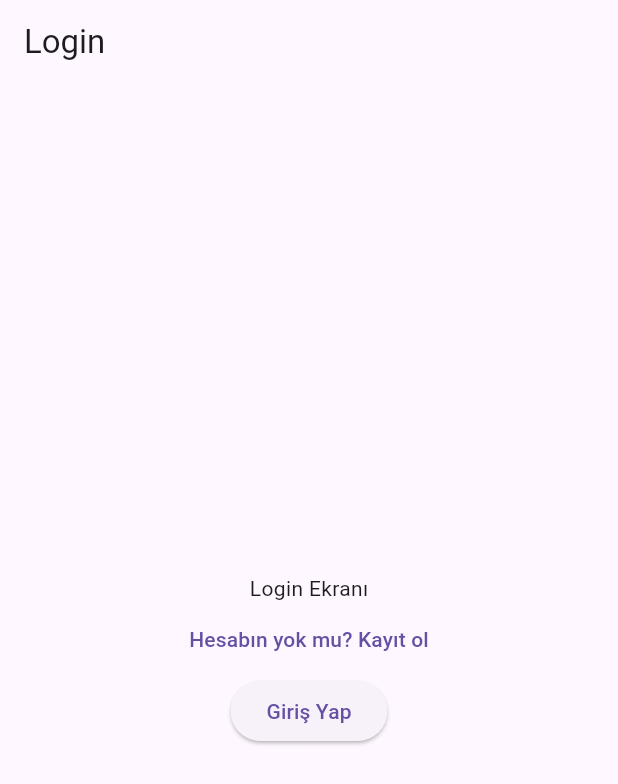
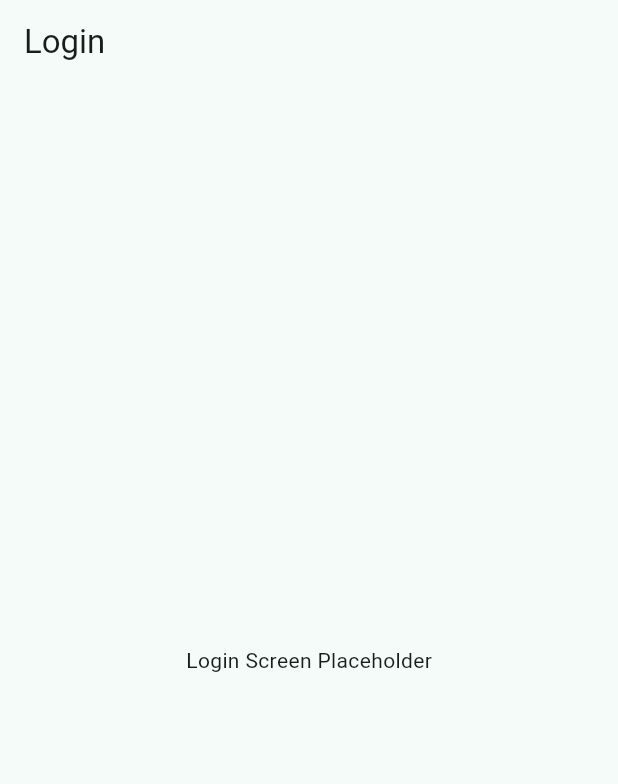
Before and after one commit to emrnel/todo_social, a Flutter app: the screen it shows after launch, on a phone screen of 412 x 824 dp. Shown: the top 784 px of the screen. Run offline on Flutter 3.47's test engine with Material 3 defaults, Android fonts, the phone set to English and light mode, and no system bars; our stand-ins replace flutter_riverpod, go_router.

Commit message:
feat(core): CORE:3 Set up Riverpod, app shell, and navigation [EMRE T.]

```diff
--- a/lib/app.dart
+++ b/lib/app.dart
@@ -1,29 +1,39 @@
 // lib/app.dart
 import 'package:flutter/material.dart';
-import 'package:flutter_riverpod/flutter_riverpod.dart';
-import 'package:todo_social/core/navigation/app_router.dart';
-// TODO: Tema dosyalarını import et (lib/core/theme/app_theme.dart)
+import 'package:todo_social/features/splash/presentation/screens/splash_screen.dart'; // Import splash screen
+import 'package:todo_social/features/auth/presentation/screens/login_screen.dart';   // Import login screen
+import 'package:todo_social/features/home/presentation/screens/home_screen.dart';   // Import home screen
 
-class App extends ConsumerWidget {
+// This is the root widget 'App' that main.dart calls.
+class App extends StatelessWidget {
   const App({super.key});
 
   @override
-  Widget build(BuildContext context, WidgetRef ref) {
-    // Oluşturduğumuz router provider'ını 'watch' (izle)
-    final router = ref.watch(appRouterProvider);
+  Widget build(BuildContext context) {
+    return MaterialApp(
+      // App title used by the OS
+      title: 'Todo Social',
 
-    return MaterialApp.router(
-      title: 'Todo Social',
+      // Hides the debug banner
       debugShowCheckedModeBanner: false,
 
-      // Tema ayarları (Dosya yapından)
-      // theme: AppTheme.lightTheme,
-      // darkTheme: AppTheme.darkTheme,
+      // Defines the overall visual theme
+      theme: ThemeData(
+        useMaterial3: true,
+        colorScheme: ColorScheme.fromSeed(seedColor: Colors.teal),
+        visualDensity: VisualDensity.adaptivePlatformDensity,
+      ),
 
-      // GoRouter yapılandırması
-      routerDelegate: router.routerDelegate,
-      routeInformationParser: router.routeInformationParser,
-      routeInformationProvider: router.routeInformationProvider,
+      // Define all named routes for navigation
+      routes: {
+        '/': (context) => const SplashScreen(),
+        '/login': (context) => const LoginScreen(),
+        '/home': (context) => const HomeScreen(),
+        // Add '/register': (context) => const RegisterScreen() later
+      },
+
+      // The first route to show when the app starts
+      initialRoute: '/',
     );
   }
 }
--- a/lib/features/auth/presentation/screens/login_screen.dart
+++ b/lib/features/auth/presentation/screens/login_screen.dart
@@ -1,37 +1,16 @@
 import 'package:flutter/material.dart';
-import 'package:go_router/go_router.dart';
-import 'package:todo_social/core/navigation/routes.dart';
-
-// Geçici olarak bu şekilde, gerçeğini implemente ederseniz.
-// (App router hata vermesin diye) - Emre Senel
-
+// Placeholder Login Screen
 class LoginScreen extends StatelessWidget {
   const LoginScreen({super.key});
 
   @override
   Widget build(BuildContext context) {
     return Scaffold(
-      appBar: AppBar(title: const Text("Login")),
-      body: Center(
-        child: Column(
-          mainAxisAlignment: MainAxisAlignment.center,
-          children: [
-            const Text("Login Ekranı"),
-            // Login'den Register'a geçişi sağla
-            TextButton(
-              onPressed: () => context.push(Routes.register),
-              child: const Text("Hesabın yok mu? Kayıt ol"),
-            ),
-            // Simülasyon için:
-            ElevatedButton(
-                onPressed: () {
-                  // TODO: Emre T.'nin (AUTH-2/3) login servisi çağrılacak
-                  // ve authProvider.notifier.login("token") tetiklenecek
-                },
-                child: const Text("Giriş Yap"))
-          ],
-        ),
+      appBar: AppBar(title: const Text('Login')),
+      body: const Center(
+        child: Text('Login Screen Placeholder'),
       ),
+      // We will add text fields and a button here later
     );
   }
 }
--- a/pubspec.yaml
+++ b/pubspec.yaml
@@ -30,6 +30,9 @@ environment:
 dependencies:
   flutter:
     sdk: flutter
+  dio: ^5.3.3
+  flutter_secure_storage: ^9.0.0
+  provider: ^6.1.1
 
 
   # The following adds the Cupertino Icons font to your application.
```
Also changed, not shown: lib/features/home/presentation/screens/home_screen.dart (+6 -17 lines), lib/features/splash/presentation/screens/splash_screen.dart (+35 -10 lines), lib/main.dart (+5 -3 lines), pubspec.lock, 16 other files.
